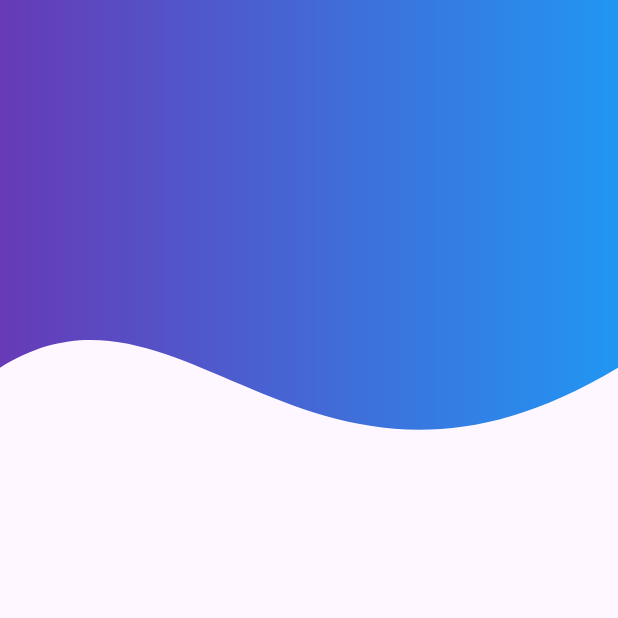
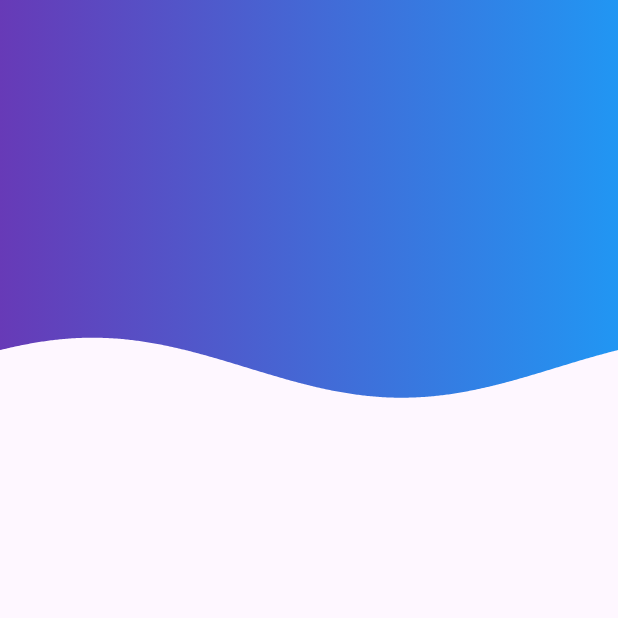
Before and after one commit to BhawarthPadwal/flutter-animated-auth-pages-ui, a Flutter app: the screen it shows after launch, on a phone screen of 412 x 824 dp, the top half of it. Run offline on Flutter 3.47's test engine with Material 3 defaults, Android fonts, the phone set to English and light mode, and no system bars.

Commit message:
wave animation done

```diff
--- a/lib/screens/welcome_screen.dart
+++ b/lib/screens/welcome_screen.dart
@@ -1,6 +1,5 @@
 import 'package:flutter/material.dart';
 import 'package:flutter_custom_animated_auth_ui/shapes/wave_clipper.dart';
-import 'package:flutter_custom_animated_auth_ui/shapes/wave_painter.dart';
 
 class WelcomeScreen extends StatefulWidget {
   const WelcomeScreen({super.key});
@@ -9,7 +8,27 @@ class WelcomeScreen extends StatefulWidget {
   State<WelcomeScreen> createState() => _WelcomeScreenState();
 }
 
-class _WelcomeScreenState extends State<WelcomeScreen> {
+class _WelcomeScreenState extends State<WelcomeScreen>
+    with SingleTickerProviderStateMixin {
+  late AnimationController _controller;
+  late Animation _animation;
+
+  @override
+  void initState() {
+    super.initState();
+    _controller = AnimationController(
+      vsync: this,
+      duration: const Duration(seconds: 2),
+    )..repeat();
+    _animation = Tween<double>(begin: 1.0, end: -1.0).animate(_controller);
+  }
+
+  @override
+  void dispose() {
+    super.dispose();
+    _controller.dispose();
+  }
+
   @override
   Widget build(BuildContext context) {
     final height = MediaQuery.of(context).size.height;
@@ -21,8 +40,11 @@ class _WelcomeScreenState extends State<WelcomeScreen> {
           child: Column(
             children: [
               //color: Colors.grey,
-              ClipPath(
-                clipper: WaveClipper(),
+              AnimatedBuilder(
+                animation: _animation,
+                builder: (context, child) {
+                  return ClipPath(
+                    clipper: WaveClipper(_animation.value),
                     child: Container(
                       width: width,
                       height: height * 0.35,
@@ -32,6 +54,8 @@ class _WelcomeScreenState extends State<WelcomeScreen> {
                         ),
                       ),
                     ),
+                  );
+                },
               ),
             ],
           ),
--- a/lib/shapes/wave_clipper.dart
+++ b/lib/shapes/wave_clipper.dart
@@ -1,28 +1,36 @@
 import 'package:flutter/material.dart';
+import 'dart:math' as math;
 
 class WaveClipper extends CustomClipper<Path> {
+  final double waveShift;
+
+  WaveClipper(this.waveShift);
+
   @override
   Path getClip(Size size) {
-    Path path = Path();
+    final path = Path();
+    final double waveHeight = 20;
+    final double waveLength = size.width;
+
     path.lineTo(0, size.height * 0.85);
 
-    path.cubicTo(
-      size.width * 0.3,
-      size.height * 0.58,
-      size.width / 2,
-      size.height + (size.height * 0.28),
-      size.width,
-      size.height * 0.85,
-    );
+    for (double i = 0; i <= waveLength; i++) {
+      double dx = i;
+      double dy = size.height * 0.85 +
+          math.sin((i / waveLength * 2 * math.pi) + waveShift * math.pi) *
+              waveHeight;
 
-    // Connect to bottom-right, bottom-left and close
-    path.lineTo(size.width, 0); // Go to top-right
-    path.lineTo(0, 0); // Go back to top-left
+      path.lineTo(dx, dy);
+    }
+
+    path.lineTo(size.width, 0);
+    path.lineTo(0, 0);
     path.close();
 
     return path;
   }
 
   @override
-  bool shouldReclip(covariant CustomClipper<Path> oldClipper) => false;
+  bool shouldReclip(covariant WaveClipper oldClipper) =>
+      oldClipper.waveShift != waveShift;
 }
```
Lines whose indentation alone changed are shown as unchanged.
